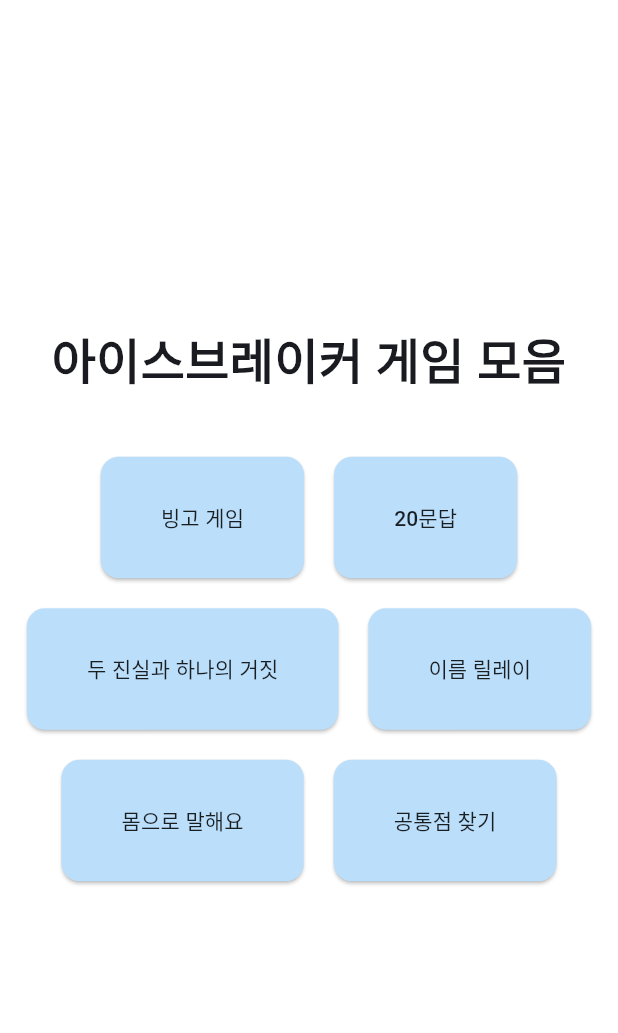
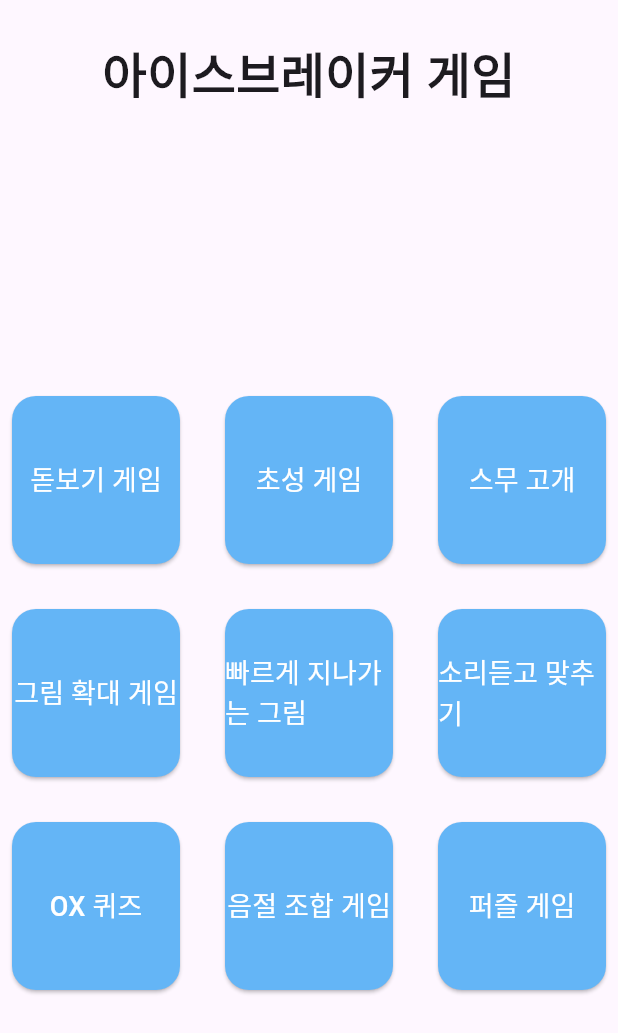
Before and after one commit to hyunmook-lim/ice-breaker-hub, a Flutter app: the screen it shows after launch, on a phone screen of 412 x 824 dp. Shown: the top 1033 px of the screen. Run offline on Flutter 3.47's test engine with Material 3 defaults, Android fonts, the phone set to English and light mode, and no system bars.

Commit message:
게임 객체, 페이지 생성

```diff
--- /dev/null
+++ b/lib/items/game_items.dart
@@ -0,0 +1,60 @@
+import 'package:ice_breaker_hub/games/combine_words/combine_words_page.dart';
+import 'package:ice_breaker_hub/games/fastest_images/fastest_images_page.dart';
+import 'package:ice_breaker_hub/games/guessing_sounds/guessing_sounds_page.dart';
+import 'package:ice_breaker_hub/games/guessing_words/guessing_words_page.dart';
+import 'package:ice_breaker_hub/games/initial_letters/initial_letters_page.dart';
+import 'package:ice_breaker_hub/games/magnificated_images/magnificated_images_page.dart';
+import 'package:ice_breaker_hub/games/puzzles/puzzles_page.dart';
+import 'package:ice_breaker_hub/games/reading_glasses/reading_glasses_page.dart';
+import 'package:ice_breaker_hub/games/right_or_wrong/right_or_wrong_page.dart';
+
+import 'game_item.dart';
+
+final List<GameItem> gameItems = [
+  GameItem(
+      name: '돋보기 게임',
+      page: const ReadingGlassesPage(
+        title: '돋보기 게임',
+      )),
+  GameItem(
+      name: '초성 게임',
+      page: const InitialLettersPage(
+        title: '초성 게임',
+      )),
+  GameItem(
+      name: '스무 고개',
+      page: const GuessingWordsPage(
+        title: '스무 고개',
+      )),
+  GameItem(
+      name: '그림 확대 게임',
+      page: const MagnificatedImages(
+        title: '그림 확대 게임',
+      )),
+  GameItem(
+      name: '빠르게 지나가는 그림',
+      page: const FastestImagesPage(
+        title: '빠르게 지나가는 그림',
+      )),
+  GameItem(
+      name: '소리듣고 맞추기',
+      page: const GuessingSoundsPage(
+        title: '소리듣고 맞추기',
+      )),
+  GameItem(
+      name: 'OX 퀴즈',
+      page: const RightOrWrongPage(
+        title: 'OX 퀴즈',
+      )),
+  GameItem(
+      name: '음절 조합 게임',
+      page: const CombineWordsPage(
+        title: '음절 조합 게임',
+      )),
+  GameItem(
+      name: '퍼즐 게임',
+      page: const PuzzlesPage(
+        title: '퍼즐 게임',
+      )),
+  // 필요한 만큼 추가 가능
+];
--- a/lib/main.dart
+++ b/lib/main.dart
@@ -1,22 +1,25 @@
 import 'package:flutter/material.dart';
+import 'package:ice_breaker_hub/items/game_items.dart';
 
 void main() {
-  runApp(const MyApp());
+  runApp(const IcebreakerApp());
 }
 
-class MyApp extends StatelessWidget {
-  const MyApp({super.key});
+class IcebreakerApp extends StatelessWidget {
+  const IcebreakerApp({super.key});
 
-  // This widget is the root of your application.
   @override
   Widget build(BuildContext context) {
     return MaterialApp(
-      title: '아이스브레이커 게임',
+      home: HomePage(),
       theme: ThemeData(
-        colorScheme: ColorScheme.fromSeed(seedColor: Colors.blueAccent),
-        useMaterial3: true,
+        pageTransitionsTheme: PageTransitionsTheme(
+          builders: {
+            for (final platform in TargetPlatform.values)
+              platform: const FadeUpwardsPageTransitionsBuilder(),
+          },
         ),
-      home: const HomePage(),
+      ),
       debugShowCheckedModeBanner: false,
     );
   }
@@ -25,62 +28,81 @@ class MyApp extends StatelessWidget {
 class HomePage extends StatelessWidget {
   const HomePage({super.key});
 
+  static const double titleHeight = 100.0;
+
   @override
   Widget build(BuildContext context) {
     return Scaffold(
-      backgroundColor: Colors.white,
-      body: Center(
-        child: ConstrainedBox(
-          constraints: const BoxConstraints(maxWidth: 800),
-          child: Column(
-            mainAxisAlignment: MainAxisAlignment.center,
+      body: LayoutBuilder(
+        builder: (context, constraints) {
+          final double screenWidth = constraints.maxWidth;
+          final double screenHeight = constraints.maxHeight;
+
+          // 제목 제외한 높이
+          final double availableHeight = screenHeight - titleHeight;
+
+          // 정사각형 크기 = 가용 너비와 높이 중 작은 값
+          final double squareSize =
+              screenWidth < availableHeight ? screenWidth : availableHeight;
+
+          return Column(
             children: [
-              const SizedBox(height: 60),
-              const Text(
-                '아이스브레이커 게임 모음',
+              const SizedBox(
+                height: titleHeight,
+                child: Center(
+                  child: Text(
+                    '아이스브레이커 게임',
                     style: TextStyle(
                       fontSize: 32,
                       fontWeight: FontWeight.bold,
                     ),
-                textAlign: TextAlign.center,
                   ),
-              const SizedBox(height: 40),
-              Wrap(
-                spacing: 20,
-                runSpacing: 20,
-                alignment: WrapAlignment.center,
-                children: List.generate(gameList.length, (index) {
+                ),
+              ),
+
+              // 가운데 정사각형 영역
+              Expanded(
+                child: Center(
+                  child: SizedBox(
+                    width: squareSize,
+                    height: squareSize,
+                    child: GridView.count(
+                      crossAxisCount: 3,
+                      physics: const NeverScrollableScrollPhysics(),
+                      childAspectRatio: 1,
+                      padding: const EdgeInsets.all(8),
+                      mainAxisSpacing: 30,
+                      crossAxisSpacing: 30,
+                      children: gameItems.map((item) {
                         return ElevatedButton(
                           onPressed: () {
-                      // 게임 페이지로 이동 등
+                            Navigator.push(
+                              context,
+                              MaterialPageRoute(builder: (_) => item.page),
+                            );
                           },
                           style: ElevatedButton.styleFrom(
-                      padding: const EdgeInsets.symmetric(
-                          vertical: 30, horizontal: 40),
-                      backgroundColor: Colors.blue.shade100,
-                      foregroundColor: Colors.black87,
+                            backgroundColor: Colors.blue.shade300,
+                            foregroundColor: Colors.white,
                             shape: RoundedRectangleBorder(
-                        borderRadius: BorderRadius.circular(12),
+                              borderRadius: BorderRadius.circular(16),
+                            ),
+                            padding: EdgeInsets.zero,
+                          ),
+                          child: Text(
+                            item.name,
+                            style: const TextStyle(fontSize: 18),
+                          ),
+                        );
+                      }).toList(),
                     ),
                   ),
-                    child: Text(gameList[index]),
-                  );
-                }),
-              ),
-              const SizedBox(height: 80),
-            ],
                 ),
               ),
+            ],
+          );
+        },
       ),
     );
   }
 }
-
-final List<String> gameList = [
-  '빙고 게임',
-  '20문답',
-  '두 진실과 하나의 거짓',
-  '이름 릴레이',
-  '몸으로 말해요',
-  '공통점 찾기',
-];
```
Also changed, not shown: lib/games/combine_words/combine_words_page.dart (added, +43 -0 lines), lib/games/fastest_images/fastest_images_page.dart (added, +43 -0 lines), lib/games/guessing_sounds/guessing_sounds_page.dart (added, +43 -0 lines), lib/games/guessing_words/guessing_words_page.dart (added, +43 -0 lines), lib/games/initial_letters/initial_letters_page.dart (added, +43 -0 lines), lib/games/magnificated_images/magnificated_images_page.dart (added, +43 -0 lines), lib/games/puzzles/puzzles_page.dart (added, +43 -0 lines), lib/games/reading_glasses/reading_glasses_page.dart (added, +42 -0 lines), lib/games/right_or_wrong/right_or_wrong_page.dart (added, +43 -0 lines), lib/items/game_item.dart (added, +11 -0 lines), 1 other file. Lines whose indentation alone changed are shown as unchanged.
